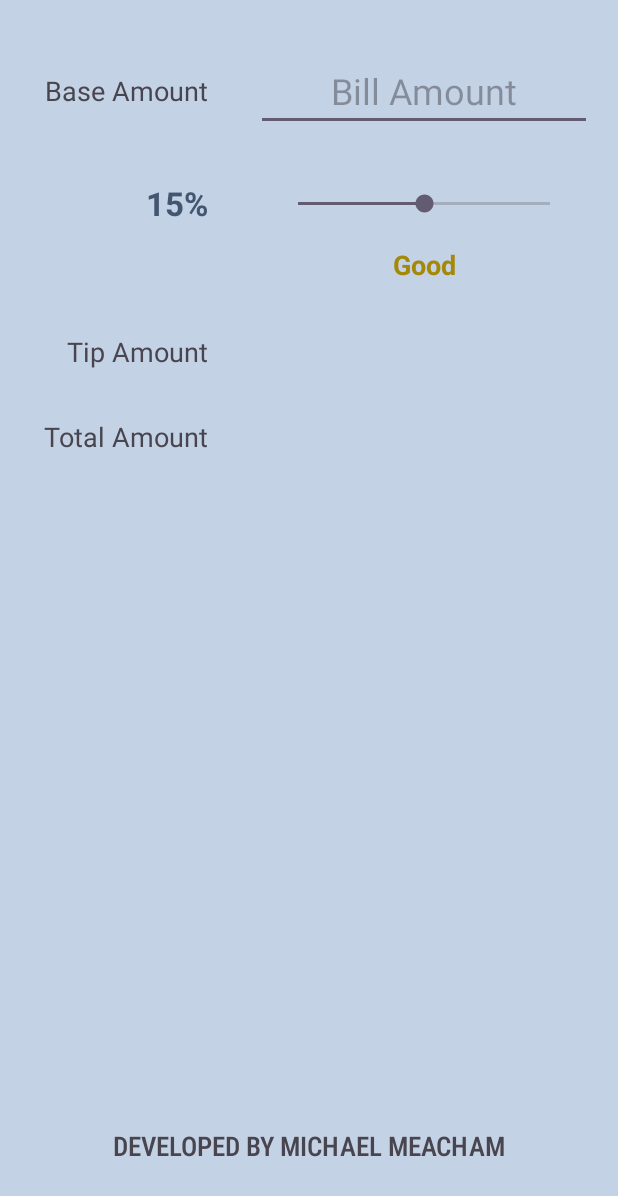
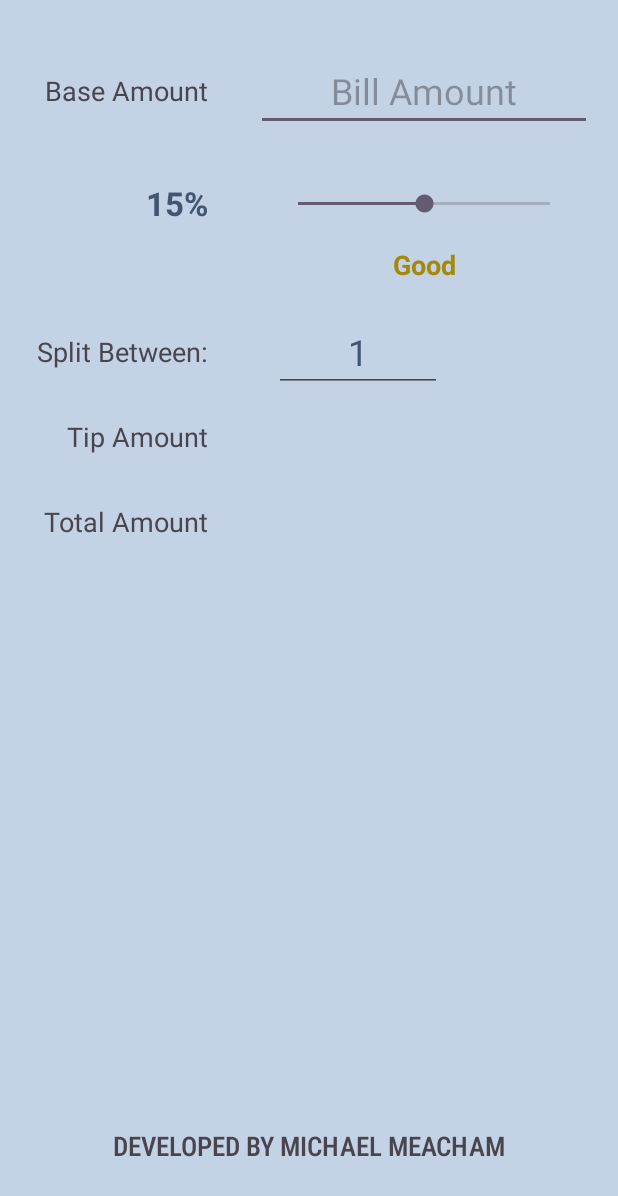
Before and after one commit to mmeacham92/tip-calculator, an Android app: the screen it shows after launch (MainActivity), on a phone screen of 412 x 824 dp. Shown: the top 1196 px of the screen. Run offline under Robolectric (Android 15) with nearby library versions, the phone set to English and light mode, and no system bars.

Commit message:
new feature: added the ability to split the bill by a certain number of people; created a TextView for a label, an EditText for users to enter a number, and put an onChangeListener to the EditText view to change tipAmount and totalAmount dynamically depending on the value entered in the view

```diff
--- a/app/src/main/java/com/example/tipcalculator/MainActivity.kt
+++ b/app/src/main/java/com/example/tipcalculator/MainActivity.kt
@@ -12,6 +12,7 @@ import androidx.core.content.ContextCompat
 
 private const val TAG = "MainActivity"
 private const val INITIAL_TIP_PERCENT = 15
+private const val INITIAL_SPLIT_BETWEEN = 1
 class MainActivity : AppCompatActivity() {
     private lateinit var etBaseAmount: EditText
     private lateinit var tvTipPercent: TextView
@@ -19,6 +20,7 @@ class MainActivity : AppCompatActivity() {
     private lateinit var tvTipAmount: TextView
     private lateinit var tvTotalAmount: TextView
     private lateinit var tvTipDescription: TextView
+    private lateinit var etSplitBetween: EditText
     override fun onCreate(savedInstanceState: Bundle?) {
         super.onCreate(savedInstanceState)
         setContentView(R.layout.activity_main)
@@ -28,6 +30,7 @@ class MainActivity : AppCompatActivity() {
         tvTipAmount = findViewById(R.id.tvTipAmount)
         tvTotalAmount = findViewById(R.id.tvTotalAmount)
         tvTipDescription = findViewById(R.id.tvTipDescription)
+        etSplitBetween = findViewById(R.id.etSplitBetween)
 
         sbTipPercent.progress = INITIAL_TIP_PERCENT
         tvTipPercent.text = "$INITIAL_TIP_PERCENT%"
@@ -51,7 +54,15 @@ class MainActivity : AppCompatActivity() {
             override fun afterTextChanged(value: Editable?) {
                 updateViews()
             }
+        })
 
+        etSplitBetween.addTextChangedListener(object: TextWatcher {
+            override fun beforeTextChanged(p0: CharSequence?, p1: Int, p2: Int, p3: Int) {}
+            override fun onTextChanged(p0: CharSequence?, p1: Int, p2: Int, p3: Int) {}
+
+            override fun afterTextChanged(value: Editable?) {
+                updateViews()
+            }
         })
     }
 
@@ -78,7 +89,7 @@ class MainActivity : AppCompatActivity() {
     }
 
     private fun updateViews() {
-        if (etBaseAmount.text.isEmpty()) {
+        if (etBaseAmount.text.isEmpty() || etSplitBetween.text.isEmpty()) {
             tvTipAmount.text = ""
             tvTotalAmount.text = ""
             return
@@ -88,7 +99,8 @@ class MainActivity : AppCompatActivity() {
         val tipPercent = sbTipPercent.progress
         val tipAmount = baseAmount *  tipPercent / 100
         val totalAmount = baseAmount + tipAmount
-        tvTipAmount.text = "%.2f".format(tipAmount)
-        tvTotalAmount.text = "%.2f".format(totalAmount)
+        val splitBetween = etSplitBetween.text.toString().toInt()
+        tvTipAmount.text = "%.2f".format(tipAmount / splitBetween)
+        tvTotalAmount.text = "%.2f".format(totalAmount / splitBetween)
     }
 }
--- a/app/src/main/res/layout/activity_main.xml
+++ b/app/src/main/res/layout/activity_main.xml
@@ -30,14 +30,24 @@
         tools:text="20%" />
 
     <TextView
+        android:id="@+id/tvSplitBill"
+        android:layout_width="wrap_content"
+        android:layout_height="wrap_content"
+        android:layout_marginTop="72dp"
+        android:text="Split Between:"
+        android:textAppearance="@style/TextAppearance.AppCompat.Medium"
+        app:layout_constraintEnd_toEndOf="@+id/tvBaseLabel"
+        app:layout_constraintTop_toBottomOf="@+id/tvTipPercent" />
+
+    <TextView
         android:id="@+id/tvTipAmountLabel"
         android:layout_width="wrap_content"
         android:layout_height="wrap_content"
-        android:layout_marginTop="72dp"
+        android:layout_marginTop="32dp"
         android:text="Tip Amount"
         android:textAppearance="@style/TextAppearance.AppCompat.Medium"
-        app:layout_constraintEnd_toEndOf="@id/tvTipPercent"
-        app:layout_constraintTop_toBottomOf="@+id/tvTipPercent" />
+        app:layout_constraintEnd_toEndOf="@+id/tvBaseLabel"
+        app:layout_constraintTop_toBottomOf="@+id/tvSplitBill" />
 
     <TextView
         android:id="@+id/tvTotalAmountLabel"
@@ -46,7 +56,7 @@
         android:layout_marginTop="32dp"
         android:text="Total Amount"
         android:textAppearance="@style/TextAppearance.AppCompat.Medium"
-        app:layout_constraintEnd_toEndOf="@id/tvTipAmountLabel"
+        app:layout_constraintEnd_toEndOf="@+id/tvBaseLabel"
         app:layout_constraintTop_toBottomOf="@+id/tvTipAmountLabel" />
 
     <!-- Views on the right side -->
@@ -73,6 +83,31 @@
         app:layout_constraintEnd_toEndOf="@+id/etBaseAmount"
         app:layout_constraintStart_toStartOf="@+id/etBaseAmount"
         app:layout_constraintTop_toTopOf="@+id/tvTipPercent" />
+
+    <TextView
+        android:id="@+id/tvTipDescription"
+        android:layout_width="wrap_content"
+        android:layout_height="wrap_content"
+        android:layout_marginTop="19dp"
+        android:textAppearance="@style/TextAppearance.AppCompat.Medium"
+        android:textStyle="bold"
+        app:layout_constraintEnd_toEndOf="@+id/sbTipPercent"
+        app:layout_constraintStart_toStartOf="@+id/sbTipPercent"
+        app:layout_constraintTop_toBottomOf="@+id/sbTipPercent"
+        tools:text="Acceptable" />
+
+    <EditText
+        android:id="@+id/etSplitBetween"
+        android:layout_width="wrap_content"
+        android:layout_height="wrap_content"
+        android:ems="4"
+        android:inputType="number"
+        android:text="1"
+        android:textAlignment="center"
+        android:textSize="24sp"
+        app:layout_constraintBottom_toBottomOf="@+id/tvSplitBill"
+        app:layout_constraintStart_toStartOf="@+id/sbTipPercent"
+        app:layout_constraintTop_toTopOf="@+id/tvSplitBill" />
 
     <TextView
         android:id="@+id/tvTipAmount"
@@ -107,15 +142,6 @@
         app:layout_constraintEnd_toEndOf="parent"
         app:layout_constraintStart_toStartOf="parent" />
 
-    <TextView
-        android:id="@+id/tvTipDescription"
-        android:layout_width="wrap_content"
-        android:layout_height="wrap_content"
-        android:layout_marginTop="19dp"
-        android:textAppearance="@style/TextAppearance.AppCompat.Medium"
-        android:textStyle="bold"
-        app:layout_constraintEnd_toEndOf="@+id/sbTipPercent"
-        app:layout_constraintStart_toStartOf="@+id/sbTipPercent"
-        app:layout_constraintTop_toBottomOf="@+id/sbTipPercent"
-        tools:text="Acceptable" />
+
+
 </androidx.constraintlayout.widget.ConstraintLayout>
```
